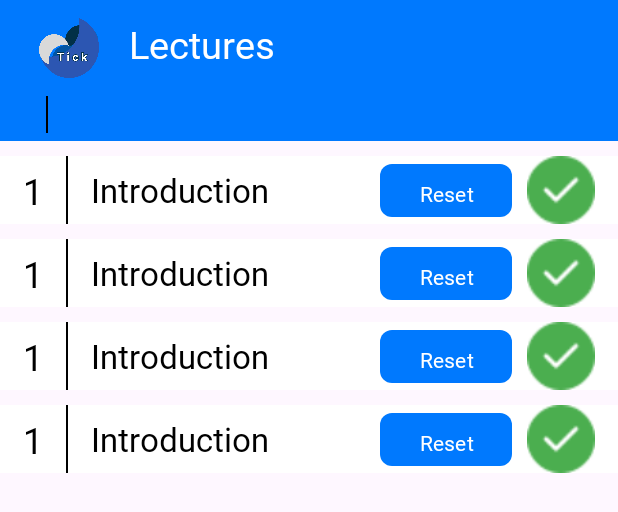
After one commit to prashan-s/Tick, an Android app: the layout activity_lectures_info.xml on its own in the app's theme, with its tools: preview values and no code run, on a phone screen of 412 x 824 dp. The commit adds this screen. Shown: the top 512 px of the screen. Run offline under Robolectric (Android 15) with nearby library versions, the phone set to English and light mode, and no system bars.

Commit message:
Added Info Activities

```diff
--- /dev/null
+++ b/app/src/main/res/drawable/test_drawable.xml
@@ -0,0 +1,5 @@
+<?xml version="1.0" encoding="utf-8"?>
+<shape xmlns:android="http://schemas.android.com/apk/res/android">
+    <solid android:color="@color/red"/>
+    <corners android:radius="8dp"/>
+</shape>
--- /dev/null
+++ b/app/src/main/res/layout/activity_lectures_info.xml
@@ -0,0 +1,111 @@
+<?xml version="1.0" encoding="utf-8"?>
+<androidx.constraintlayout.widget.ConstraintLayout xmlns:android="http://schemas.android.com/apk/res/android"
+    xmlns:app="http://schemas.android.com/apk/res-auto"
+    xmlns:tools="http://schemas.android.com/tools"
+    android:layout_width="match_parent"
+    android:layout_height="match_parent">
+    <androidx.appcompat.widget.Toolbar
+        android:id="@+id/toolbar"
+        android:layout_width="match_parent"
+        android:layout_height="wrap_content"
+        app:layout_constraintTop_toTopOf="parent"
+        android:background="@color/App_Primary"
+        >
+        <androidx.constraintlayout.widget.ConstraintLayout
+            android:layout_width="wrap_content"
+            android:padding="10dp"
+            android:layout_height="match_parent">
+            <TextView
+                android:id="@+id/tv_test"
+                android:layout_width="wrap_content"
+                android:layout_height="wrap_content"
+                android:text="@string/content_detail_lectures"
+                android:textSize="25sp"
+                android:textColor="@color/white"
+                app:layout_constraintTop_toTopOf="parent"
+                android:layout_marginStart="20dp"
+                app:layout_constraintStart_toEndOf="@id/image_view"
+                />
+            <ImageView
+                android:id="@+id/image_view"
+                android:layout_width="40dp"
+                android:background="@drawable/logo_tick"
+                android:layout_height="40dp"
+                app:layout_constraintTop_toTopOf="parent"
+                app:layout_constraintBottom_toBottomOf="parent"
+                app:layout_constraintStart_toStartOf="parent"/>
+        </androidx.constraintlayout.widget.ConstraintLayout>
+    </androidx.appcompat.widget.Toolbar>
+    <androidx.constraintlayout.widget.ConstraintLayout
+        android:id="@+id/decor_view"
+        android:layout_width="match_parent"
+        android:layout_height="wrap_content"
+        app:layout_constraintTop_toBottomOf="@id/toolbar"
+        app:layout_constraintStart_toStartOf="parent"
+        android:background="@color/App_Primary"
+        android:paddingBottom="5dp"
+        >
+        <TextView
+            android:id="@+id/tv_dash"
+            android:layout_width="wrap_content"
+            android:layout_height="wrap_content"
+            android:text="\"
+            android:textColor="@color/white"
+            android:layout_marginStart="15dp"
+            app:layout_constraintStart_toStartOf="parent"
+            app:layout_constraintTop_toTopOf="parent"
+            android:textSize="18sp"
+            tools:ignore="HardcodedText" />
+        <View
+            android:id="@+id/view_separator"
+            android:layout_width="1dp"
+            android:layout_height="0dp"
+            app:layout_constraintTop_toTopOf="parent"
+            app:layout_constraintBottom_toBottomOf="parent"
+            android:layout_marginStart="15dp"
+            android:background="@color/black"
+            app:layout_constraintStart_toEndOf="@id/tv_dash"
+            />
+    </androidx.constraintlayout.widget.ConstraintLayout>
+    <ScrollView
+        android:layout_width="match_parent"
+        android:layout_height="wrap_content"
+        app:layout_constraintTop_toBottomOf="@+id/decor_view"
+
+        app:layout_constraintStart_toStartOf="parent"
+        app:layout_constraintEnd_toEndOf="parent"
+
+        >
+        <LinearLayout
+            android:layout_width="match_parent"
+            android:layout_height="wrap_content"
+            android:orientation="vertical"
+
+            >
+            <include
+                layout="@layout/component_lecture_info"
+                android:layout_marginTop="10dp"
+                android:layout_width="match_parent"
+                android:layout_height="wrap_content"
+                />
+            <include
+                layout="@layout/component_lecture_info"
+                android:layout_marginTop="10dp"
+                android:layout_width="match_parent"
+                android:layout_height="wrap_content"
+                />
+            <include
+                layout="@layout/component_lecture_info"
+                android:layout_marginTop="10dp"
+                android:layout_width="match_parent"
+                android:layout_height="wrap_content"
+                />
+            <include
+                layout="@layout/component_lecture_info"
+                android:layout_marginTop="10dp"
+                android:layout_width="match_parent"
+                android:layout_height="wrap_content"
+                />
+        </LinearLayout>
+    </ScrollView>
+</androidx.constraintlayout.widget.ConstraintLayout>
--- /dev/null
+++ b/app/src/main/res/layout/component_lecture_info.xml
@@ -0,0 +1,75 @@
+<?xml version="1.0" encoding="utf-8"?>
+<androidx.constraintlayout.widget.ConstraintLayout xmlns:android="http://schemas.android.com/apk/res/android"
+    android:layout_width="match_parent"
+    android:layout_height="70dp"
+    android:paddingStart="15dp"
+    android:paddingEnd="0dp"
+    android:background="@color/App_Secondary"
+    xmlns:app="http://schemas.android.com/apk/res-auto">
+
+    <View
+        android:layout_width="match_parent"
+        android:layout_height="match_parent"
+        android:layout_marginStart="25dp"
+        android:background="@color/App_Dashboard_Detail_Card_Lecture"
+        >
+    </View>
+
+    <TextView
+        android:id="@+id/number"
+        android:layout_width="wrap_content"
+        android:layout_height="wrap_content"
+        app:layout_constraintTop_toTopOf="parent"
+        app:layout_constraintBottom_toBottomOf="parent"
+        app:layout_constraintStart_toStartOf="parent"
+        android:text="1"
+        android:textSize="24sp"
+        android:textColor="@color/black"
+        />
+    <View
+        android:id="@+id/view_separator"
+        android:layout_width="1dp"
+        android:layout_height="0dp"
+        app:layout_constraintTop_toTopOf="parent"
+        app:layout_constraintBottom_toBottomOf="parent"
+        app:layout_constraintStart_toEndOf="@id/number"
+        android:layout_marginStart="15dp"
+        android:background="@color/black"
+        />
+    <TextView
+        android:id="@+id/description"
+        android:layout_width="0dp"
+        android:layout_height="wrap_content"
+        app:layout_constraintTop_toTopOf="parent"
+        app:layout_constraintBottom_toBottomOf="parent"
+        app:layout_constraintStart_toEndOf="@id/view_separator"
+        android:text="Introduction"
+        android:layout_marginStart="15dp"
+        android:textColor="@color/black"
+        android:textSize="22sp"
+        app:layout_constraintEnd_toStartOf="@id/btn_reset"
+        />
+    <Button
+        android:id="@+id/btn_reset"
+        android:layout_width="wrap_content"
+        android:layout_height="35dp"
+        android:textColor="@color/white"
+        app:layout_constraintTop_toTopOf="parent"
+        app:layout_constraintBottom_toBottomOf="parent"
+        app:layout_constraintEnd_toStartOf="@id/img_view"
+        android:text="Reset"
+        android:textAllCaps="false"
+        android:layout_marginEnd="10dp"
+        android:background="@drawable/test_drawable"
+        />
+    <ImageView
+        android:id="@+id/img_view"
+        android:layout_width="45dp"
+        android:layout_height="45dp"
+        app:layout_constraintTop_toTopOf="parent"
+        app:layout_constraintEnd_toEndOf="parent"
+        app:layout_constraintBottom_toBottomOf="parent"
+        android:background="@drawable/btn_right"
+        android:layout_marginEnd="15dp"
+        />
+</androidx.constraintlayout.widget.ConstraintLayout>
--- a/app/src/main/res/values/strings.xml
+++ b/app/src/main/res/values/strings.xml
@@ -25,4 +25,8 @@
     <string name="dash_detail_endtime">8.30 A.M</string>
     <string name="dash_detail_title">Mobile Application Devlopment</string>
     <string name="dash_detail_introduction">Introduction</string>
+    <string name="dash_detail_mad">MAD</string>
+    <string name="content_detail_lectures">Lectures</string>
+    <string name="content_detail_tutorials">Tutorials</string>
+    <string name="content_detail_practicals">Practicals</string>
 </resources>
```
Also changed, not shown: app/src/main/java/com/example/tick/LectureInfoActivity.kt (added, +18 -0 lines), app/src/main/java/com/example/tick/PracticalInfoActivity.kt (added, +16 -0 lines), app/src/main/java/com/example/tick/TutorialInfoActivity.kt (added, +16 -0 lines), app/src/main/res/layout/activity_dashboard_detail.xml (+4 -4 lines), app/src/main/res/layout/activity_practicals_info.xml (added, +111 -0 lines), app/src/main/res/layout/activity_tutorials_info.xml (added, +111 -0 lines), app/src/main/res/layout/component_practical_info.xml (added, +74 -0 lines), app/src/main/res/layout/component_tutorial_info.xml (added, +73 -0 lines).
